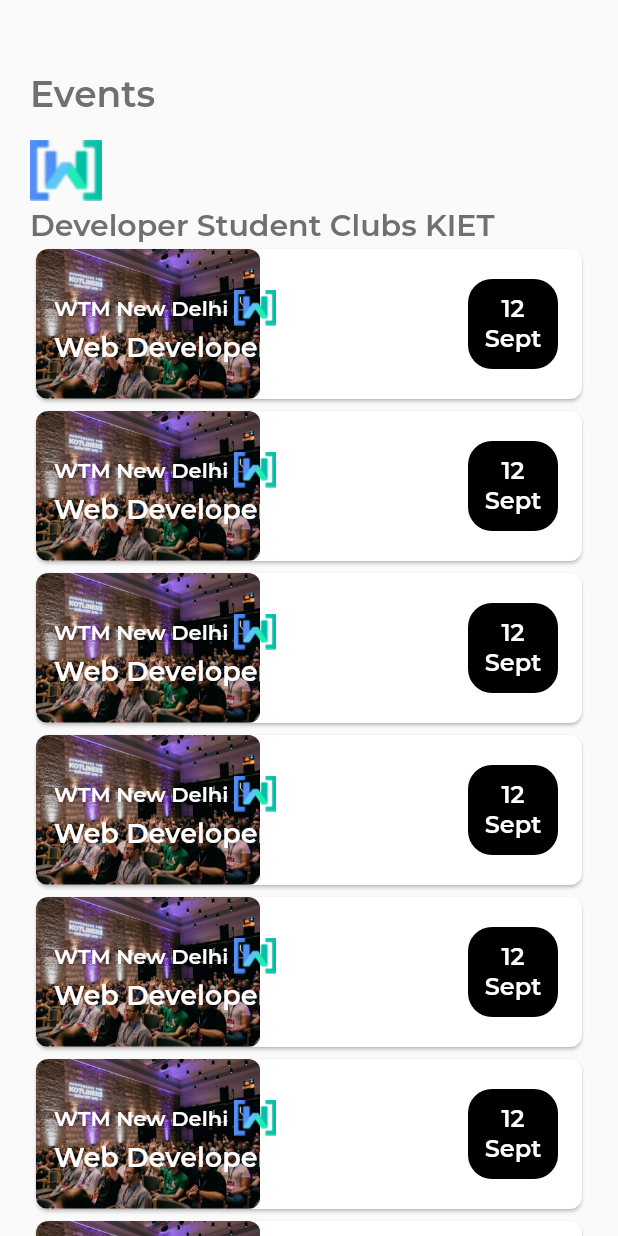
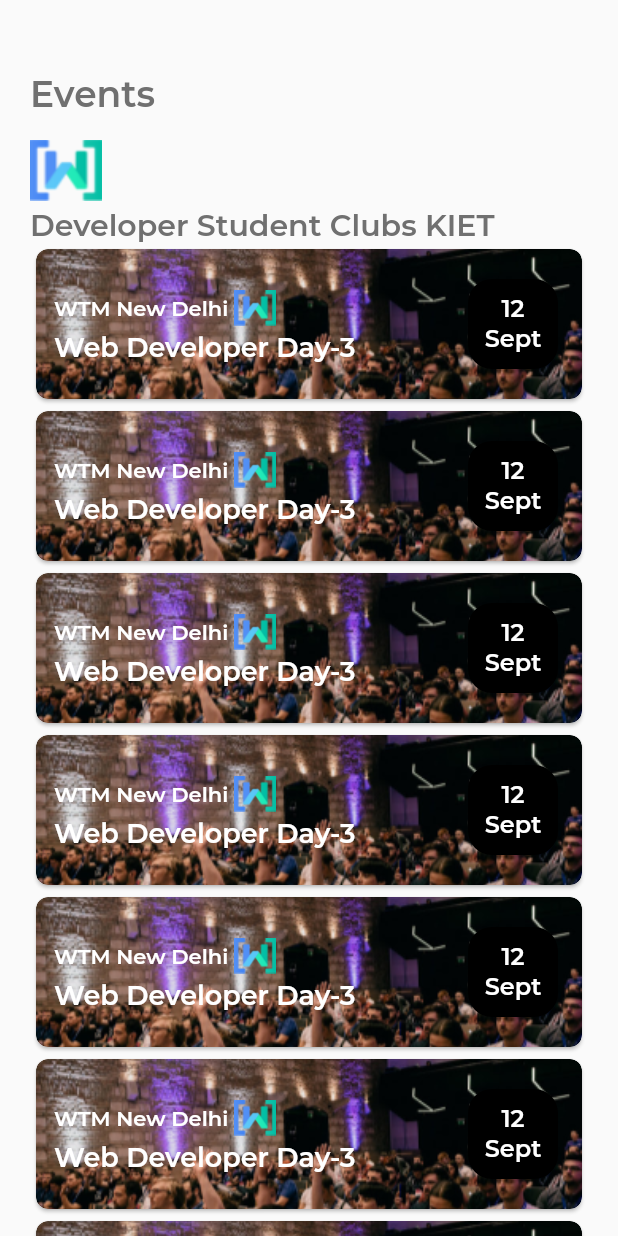
Before and after one commit to dsckiet/Commudle-UI, a Flutter app: the Events screen opened directly, on a phone screen of 412 x 824 dp. Run offline on Flutter 3.47's test engine with Material 2 defaults, Android fonts, the phone set to English and light mode, and no system bars.

Commit message:
#10 fit background image in event_card

```diff
--- a/lib/widgets/event_card.dart
+++ b/lib/widgets/event_card.dart
@@ -9,15 +9,22 @@ class _EventCardState extends State<EventCard> {
   @override
   Widget build(BuildContext context) {
     return Card(
+      semanticContainer: true,
+      clipBehavior: Clip.antiAliasWithSaveLayer,
       shape: RoundedRectangleBorder(
           borderRadius: BorderRadius.all(Radius.circular(8.0))),
       child: Stack(children: <Widget>[
         ClipRRect(
           borderRadius: BorderRadius.all(Radius.circular(8.0)),
+          // child: Container(
+          //   height: 100.0,
           child: Image(
-            height: 100.0,
+            height: 100,
+            width: double.infinity,
+            fit: BoxFit.cover,
             image: AssetImage('assets/images/upcomingCardBack.png'),
           ),
+          // ),
         ),
         ClipRRect(
           borderRadius: BorderRadius.all(Radius.circular(8.0)),
```
Also changed, not shown: pubspec.lock, 1 other file.
